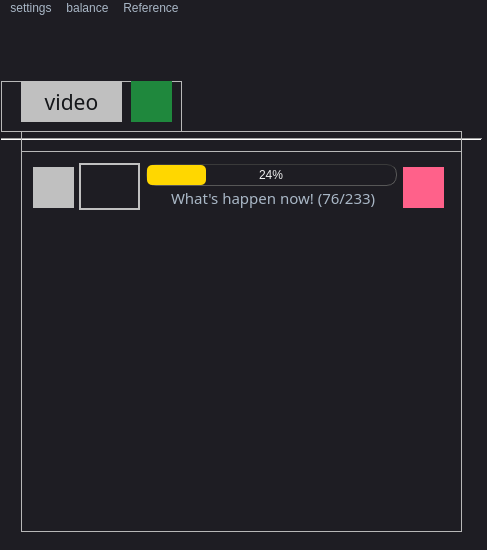
Above: master_window.ui from ozyhonor/video-translator before the change. Below: the same form after it.
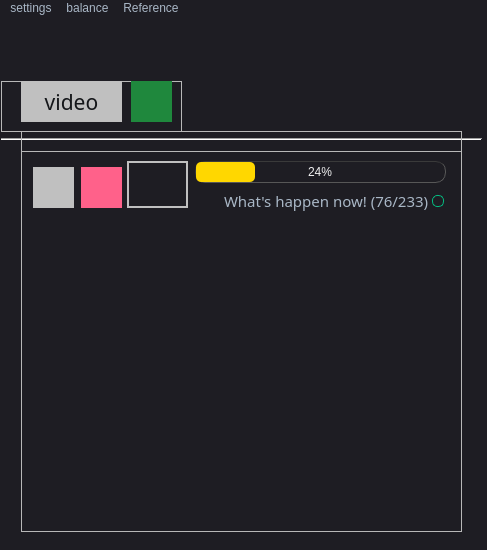
That is the form after the change. Icons and pictures are not drawn.

The edit to the form file:
```diff
--- a/master_window.ui
+++ b/master_window.ui
@@ -577,8 +577,8 @@
           <widget class="QLabel" name="label">
            <property name="geometry">
             <rect>
-             <x>58</x>
-             <y>12</y>
+             <x>106</x>
+             <y>10</y>
              <width>61</width>
              <height>47</height>
             </rect>
@@ -620,8 +620,8 @@
           <widget class="QProgressBar" name="progressBar">
            <property name="geometry">
             <rect>
-             <x>125</x>
-             <y>13</y>
+             <x>174</x>
+             <y>10</y>
              <width>251</width>
              <height>22</height>
             </rect>
@@ -633,8 +633,8 @@
           <widget class="QLabel" name="whats_happen_now_l">
            <property name="geometry">
             <rect>
-             <x>123</x>
-             <y>37</y>
+             <x>176</x>
+             <y>40</y>
              <width>251</width>
              <height>20</height>
             </rect>
@@ -683,7 +683,7 @@
           <widget class="QPushButton" name="delete_pb">
            <property name="geometry">
             <rect>
-             <x>382</x>
+             <x>60</x>
              <y>16</y>
              <width>41</width>
              <height>41</height>
@@ -764,6 +764,25 @@
             </size>
            </property>
           </widget>
+          <widget class="QRadioButton" name="radioButton">
+           <property name="geometry">
+            <rect>
+             <x>410</x>
+             <y>40</y>
+             <width>16</width>
+             <height>20</height>
+            </rect>
+           </property>
+           <property name="toolTip">
+            <string>&lt;html&gt;&lt;head/&gt;&lt;body&gt;&lt;p&gt;{Name video}&lt;/p&gt;&lt;/body&gt;&lt;/html&gt;</string>
+           </property>
+           <property name="whatsThis">
+            <string>&lt;html&gt;&lt;head/&gt;&lt;body&gt;&lt;p&gt;AAAAA&lt;/p&gt;&lt;/body&gt;&lt;/html&gt;</string>
+           </property>
+           <property name="text">
+            <string/>
+           </property>
+          </widget>
           <zorder>border_procecc_l</zorder>
           <zorder>label</zorder>
           <zorder>progressBar</zorder>
```
Left out of the diff: 1 changed line with no effect on the pictures.
